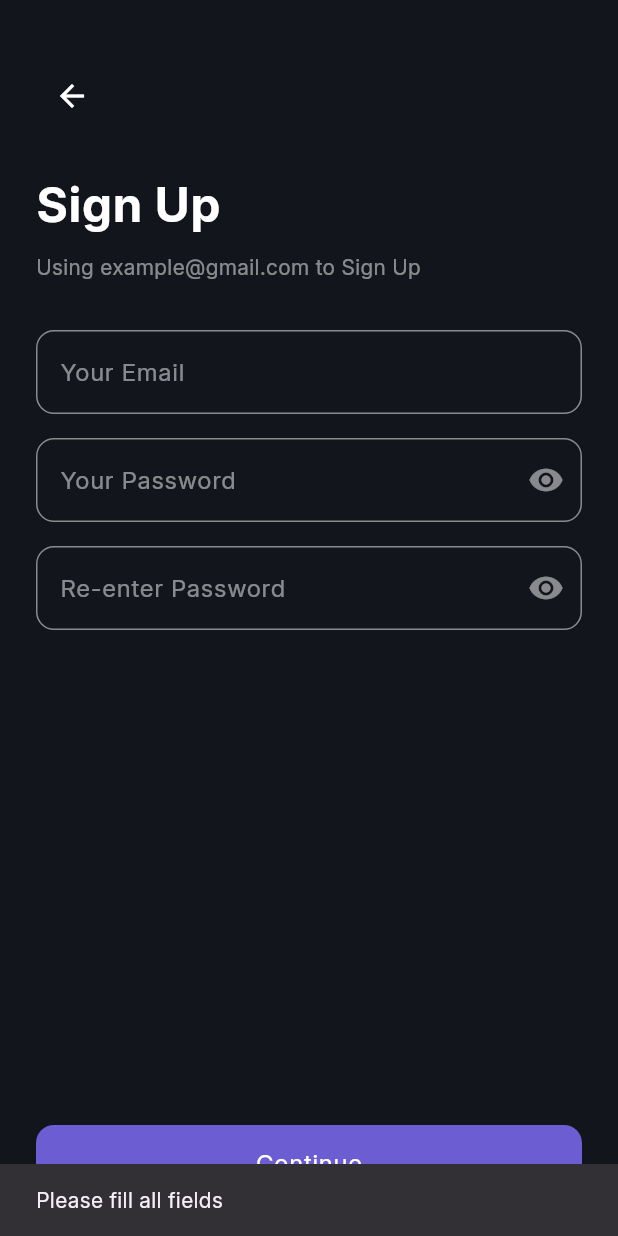
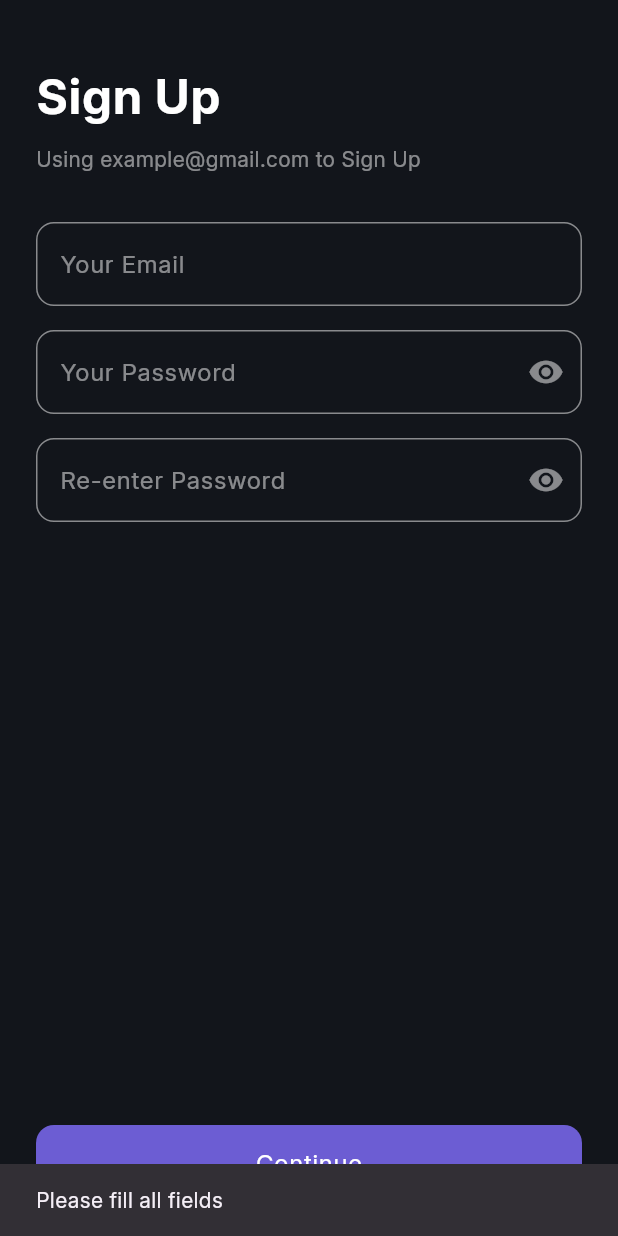
Before and after one commit to mk-muzzammil/chellenge_habit_App_Flutter, a Flutter app: the SignUpScreen screen opened by its route, after a tap on "Continue", on a phone screen of 412 x 824 dp. Run offline on Flutter 3.47's test engine with Material 3 defaults, Android fonts, the phone set to English and light mode, and no system bars; our stand-ins replace dotted_border, firebase_auth, firebase_core, firebase_database, flutter_svg, google_sign_in; missing offline and left inert: flutter_facebook_auth; accounts and stored records are empty; network calls fail.

Commit message:
Navigation issue solved

```diff
--- a/lib/Database/databaseHandler.dart
+++ b/lib/Database/databaseHandler.dart
@@ -24,7 +24,7 @@ class DatabaseService {
         ScaffoldMessenger.of(context).showSnackBar(
           SnackBar(content: Text('Logged in successfully!')),
         );
-        Navigator.pushNamed(context, '/profileSetup');
+        Navigator.pushNamed(context, '/home');
         return true; // Indicate success
       }
     } on FirebaseAuthException catch (e) {
@@ -52,7 +52,7 @@ class DatabaseService {
         ScaffoldMessenger.of(context).showSnackBar(
           SnackBar(content: Text('User created successfully!')),
         );
-        Navigator.pushNamed(context, '/profile');
+        Navigator.pushNamed(context, '/profileSetup');
         return true; // Indicate success
       }
     } on FirebaseAuthException catch (e) {
--- a/lib/pages/AuthenticationPage.dart
+++ b/lib/pages/AuthenticationPage.dart
@@ -230,7 +230,6 @@ class _AuthenticationPageState extends State<AuthenticationPage> {
                             iconSize: 36,
                             onPressed: _handleGoogleSignIn,
                           ),
-                          Text("SignIn with Google"),
                           // IconButton(
                           //   icon: SvgPicture.asset(
                           //     'assets/icons/facebook.svg',
--- a/lib/pages/SignUpPage.dart
+++ b/lib/pages/SignUpPage.dart
@@ -36,11 +36,6 @@ class _SignUpScreenState extends State<SignUpScreen> {
               crossAxisAlignment: CrossAxisAlignment.start,
               children: [
                 const SizedBox(height: 40),
-                IconButton(
-                  icon: Icon(Icons.arrow_back, color: AppColors.textPrimary),
-                  onPressed: () => Navigator.pop(context),
-                ),
-                const SizedBox(height: 24),
                 Text(
                   'Sign Up',
                   style: theme.textTheme.bodyLarge?.copyWith(
```
